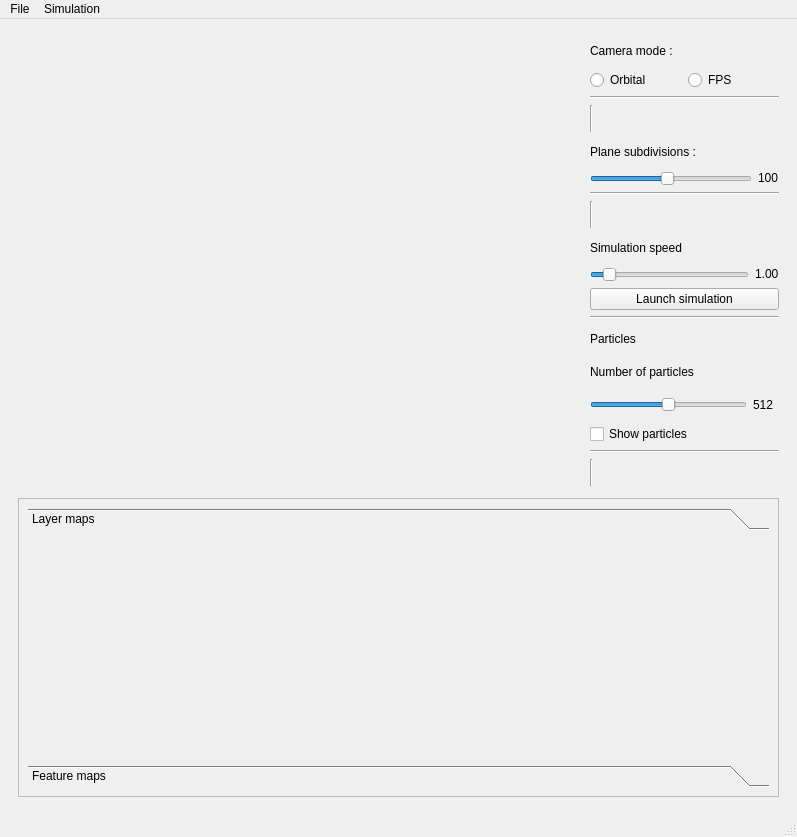
Qt form ui/ui/mainwindow.ui (binaryHips/Projet3D) before a commit.
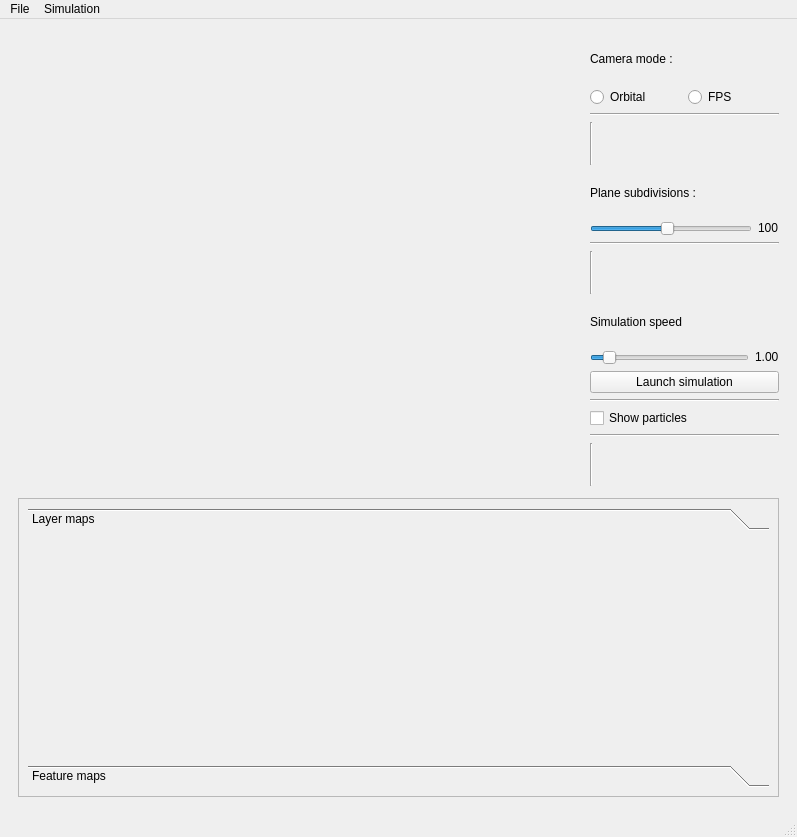
The same form after that commit. Custom widgets are drawn as their Qt base class.

Commit message: fix overlay + remove particle btns

Diff of the .ui file:
```diff
--- a/ui/ui/mainwindow.ui
+++ b/ui/ui/mainwindow.ui
@@ -28,7 +28,7 @@
            <widget class="GLWidget" name="widget" native="true"/>
           </item>
           <item>
-           <layout class="QVBoxLayout" name="gl_settings_layout" stretch="0,0,0,0,0,0,0,0,0,0,0,0,0,0,0,0,0,0">
+           <layout class="QVBoxLayout" name="gl_settings_layout" stretch="0,0,0,0,0,0,0,0,0,0,0,0,0,0,0">
             <property name="sizeConstraint">
              <enum>QLayout::SizeConstraint::SetDefaultConstraint</enum>
             </property>
@@ -191,53 +191,6 @@
               </property>
              </widget>
             </item>
-            <item>
-             <widget class="QLabel" name="label_6">
-              <property name="text">
-               <string>Particles</string>
-              </property>
-             </widget>
-            </item>
-            <item>
-             <widget class="QLabel" name="label_7">
-              <property name="text">
-               <string>Number of particles</string>
-              </property>
-             </widget>
-            </item>
-            <item>
-             <layout class="QHBoxLayout" name="horizontalLayout_8">
-              <item>
-               <widget class="QSlider" name="numParticlesSlider">
-                <property name="minimum">
-                 <number>1</number>
-                </property>
-                <property name="maximum">
-                 <number>1024</number>
-                </property>
-                <property name="value">
-                 <number>512</number>
-                </property>
-                <property name="orientation">
-                 <enum>Qt::Orientation::Horizontal</enum>
-                </property>
-               </widget>
-              </item>
-              <item>
-               <widget class="QLabel" name="numParticlesLabel">
-                <property name="minimumSize">
-                 <size>
-                  <width>26</width>
-                  <height>22</height>
-                 </size>
-                </property>
-                <property name="text">
-                 <string>512</string>
-                </property>
-               </widget>
-              </item>
-             </layout>
-            </item>
             <item>
              <widget class="QCheckBox" name="showParticlesCheck">
               <property name="text">
```
The commit also changes 3 other files.
